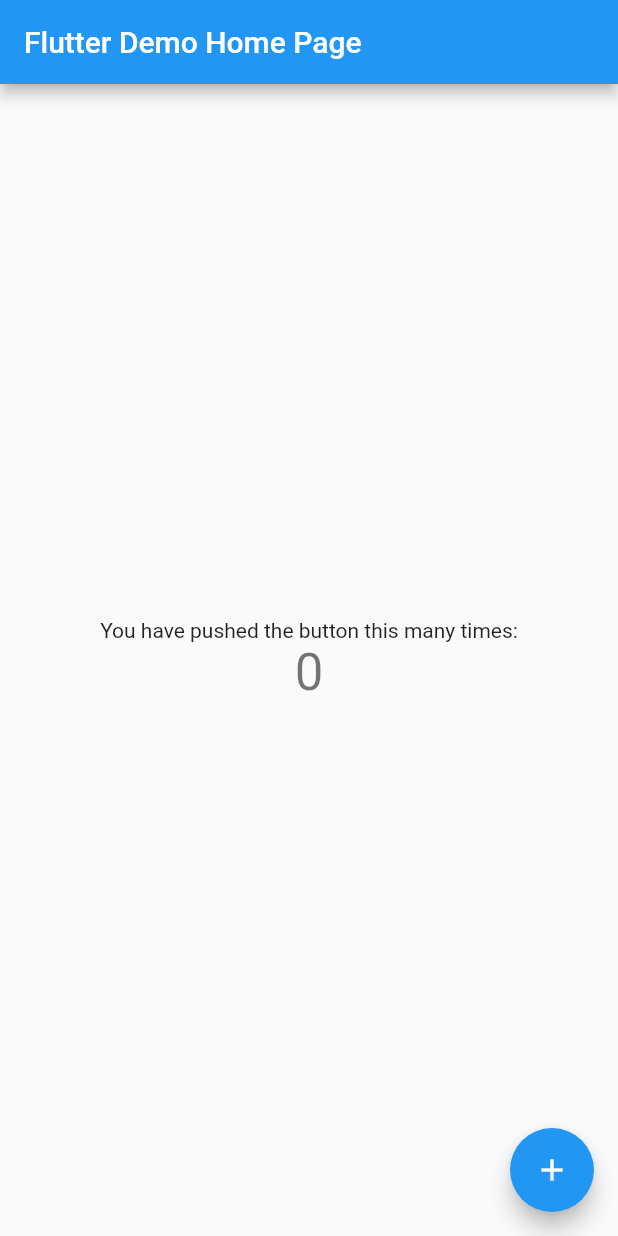
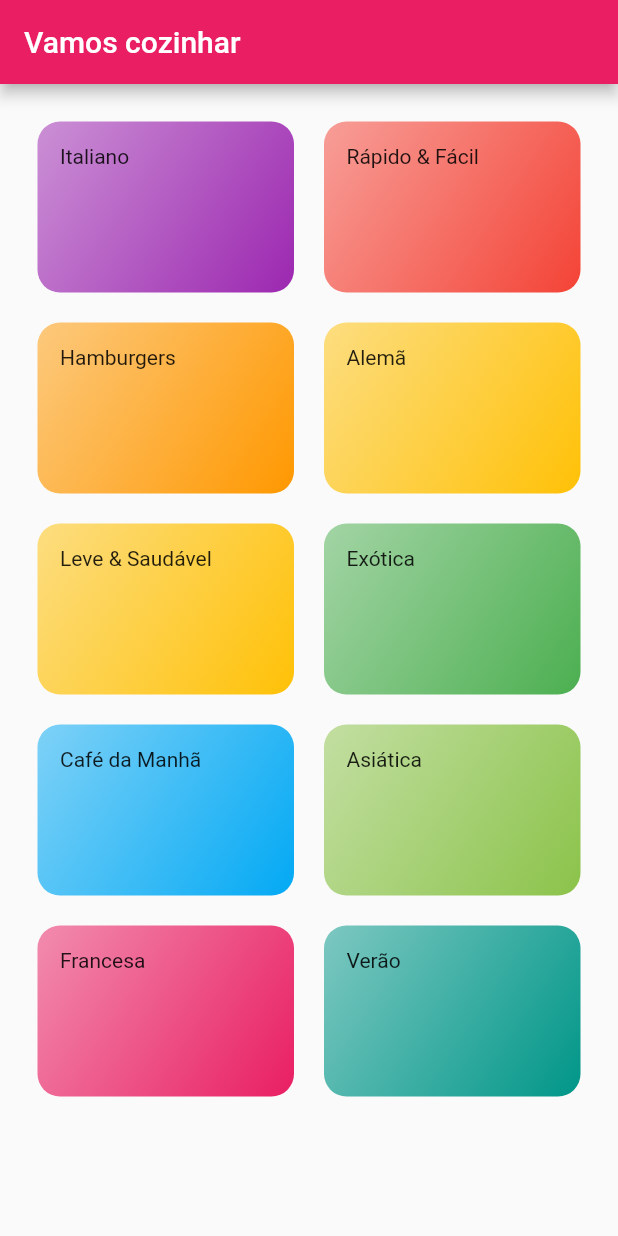
Before and after one commit to mateusbrandaot/navegacao_multiplastelas_flutter, a Flutter app: the screen it shows after launch, on a phone screen of 412 x 824 dp. Run offline on Flutter 3.47's test engine with Material 2 defaults, Android fonts, the phone set to English and light mode, and no system bars.

Commit message:
implementação da tela categoria

```diff
--- /dev/null
+++ b/navegacao_multiplastelas/lib/components/category_item.dart
@@ -0,0 +1,34 @@
+import 'package:flutter/material.dart';
+import '../models/category.dart';
+import '../screens/categories_meals_screen.dart';
+class CategoryItem extends StatelessWidget {
+  final Category1 category;
+  CategoryItem(this.category);
+  void _selectCategory(BuildContext context){
+    Navigator.of(context).pushNamed(
+        '/categories-meals',
+         arguments: category
+    );
+  }
+  Widget build(BuildContext context) {
+    return InkWell(
+      borderRadius: BorderRadius.circular(15),
+      onTap: ()=>_selectCategory(context),
+      child: Container(
+        padding: EdgeInsets.all(15),
+        child: Text(category.title),
+        decoration: BoxDecoration(
+          borderRadius: BorderRadius.circular(15),
+          gradient: LinearGradient(colors:
+          [
+            category.color.withOpacity(0.5),
+            category.color,
+          ],
+           begin:Alignment.topLeft,
+           end: Alignment.bottomRight,
+          )
+        ),
+      ),
+    );
+  }
+}
--- /dev/null
+++ b/navegacao_multiplastelas/lib/data/dummy_data.dart
@@ -0,0 +1,59 @@
+import 'package:flutter/material.dart';
+import '../models/category.dart';
+
+import 'package:flutter/material.dart';
+
+import '../models/category.dart';
+
+const DUMMY_CATEGORIES = const [
+  Category1(
+    id: 'c1',
+    title: 'Italiano',
+    color: Colors.purple,
+  ),
+  Category1(
+    id: 'c2',
+    title: 'Rápido & Fácil',
+    color: Colors.red,
+  ),
+  Category1(
+    id: 'c3',
+    title: 'Hamburgers',
+    color: Colors.orange,
+  ),
+  Category1(
+    id: 'c4',
+    title: 'Alemã',
+    color: Colors.amber,
+  ),
+  Category1(
+    id: 'c5',
+    title: 'Leve & Saudável',
+    color: Colors.amber,
+  ),
+  Category1(
+    id: 'c6',
+    title: 'Exótica',
+    color: Colors.green,
+  ),
+  Category1(
+    id: 'c7',
+    title: 'Café da Manhã',
+    color: Colors.lightBlue,
+  ),
+  Category1(
+    id: 'c8',
+    title: 'Asiática',
+    color: Colors.lightGreen,
+  ),
+  Category1(
+    id: 'c9',
+    title: 'Francesa',
+    color: Colors.pink,
+  ),
+  Category1(
+    id: 'c10',
+    title: 'Verão',
+    color: Colors.teal,
+  ),
+];
--- a/navegacao_multiplastelas/lib/main.dart
+++ b/navegacao_multiplastelas/lib/main.dart
@@ -1,117 +1,26 @@
 import 'package:flutter/material.dart';
+import 'package:navegacao_multiplastelas/screens/categories_screen.dart';
+import 'screens/categories_meals_screen.dart';
+import 'utils/app_routes.dart';
 
 void main() {
   runApp(MyApp());
 }
-
 class MyApp extends StatelessWidget {
-  // This widget is the root of your application.
   @override
   Widget build(BuildContext context) {
     return MaterialApp(
-      title: 'Flutter Demo',
+
       theme: ThemeData(
-        // This is the theme of your application.
-        //
-        // Try running your application with "flutter run". You'll see the
-        // application has a blue toolbar. Then, without quitting the app, try
-        // changing the primarySwatch below to Colors.green and then invoke
-        // "hot reload" (press "r" in the console where you ran "flutter run",
-        // or simply save your changes to "hot reload" in a Flutter IDE).
-        // Notice that the counter didn't reset back to zero; the application
-        // is not restarted.
-        primarySwatch: Colors.blue,
-        // This makes the visual density adapt to the platform that you run
-        // the app on. For desktop platforms, the controls will be smaller and
-        // closer together (more dense) than on mobile platforms.
-        visualDensity: VisualDensity.adaptivePlatformDensity,
+        primarySwatch: Colors.pink,
+        accentColor: Colors.amber
       ),
-      home: MyHomePage(title: 'Flutter Demo Home Page'),
+      routes:{
+        AppRoutes.HOME:(ctx)=>CategoryScreen() ,
+        AppRoutes.CATEGORIES_MEALS:(ctx)=>CategoriesMealsScreen(),
+
+      },
+
     );
   }
 }
-
-class MyHomePage extends StatefulWidget {
-  MyHomePage({Key key, this.title}) : super(key: key);
-
-  // This widget is the home page of your application. It is stateful, meaning
-  // that it has a State object (defined below) that contains fields that affect
-  // how it looks.
-
-  // This class is the configuration for the state. It holds the values (in this
-  // case the title) provided by the parent (in this case the App widget) and
-  // used by the build method of the State. Fields in a Widget subclass are
-  // always marked "final".
-
-  final String title;
-
-  @override
-  _MyHomePageState createState() => _MyHomePageState();
-}
-
-class _MyHomePageState extends State<MyHomePage> {
-  int _counter = 0;
-
-  void _incrementCounter() {
-    setState(() {
-      // This call to setState tells the Flutter framework that something has
-      // changed in this State, which causes it to rerun the build method below
-      // so that the display can reflect the updated values. If we changed
-      // _counter without calling setState(), then the build method would not be
-      // called again, and so nothing would appear to happen.
-      _counter++;
-    });
-  }
-
-  @override
-  Widget build(BuildContext context) {
-    // This method is rerun every time setState is called, for instance as done
-    // by the _incrementCounter method above.
-    //
-    // The Flutter framework has been optimized to make rerunning build methods
-    // fast, so that you can just rebuild anything that needs updating rather
-    // than having to individually change instances of widgets.
-    return Scaffold(
-      appBar: AppBar(
-        // Here we take the value from the MyHomePage object that was created by
-        // the App.build method, and use it to set our appbar title.
-        title: Text(widget.title),
-      ),
-      body: Center(
-        // Center is a layout widget. It takes a single child and positions it
-        // in the middle of the parent.
-        child: Column(
-          // Column is also a layout widget. It takes a list of children and
-          // arranges them vertically. By default, it sizes itself to fit its
-          // children horizontally, and tries to be as tall as its parent.
-          //
-          // Invoke "debug painting" (press "p" in the console, choose the
-          // "Toggle Debug Paint" action from the Flutter Inspector in Android
-          // Studio, or the "Toggle Debug Paint" command in Visual Studio Code)
-          // to see the wireframe for each widget.
-          //
-          // Column has various properties to control how it sizes itself and
-          // how it positions its children. Here we use mainAxisAlignment to
-          // center the children vertically; the main axis here is the vertical
-          // axis because Columns are vertical (the cross axis would be
-          // horizontal).
-          mainAxisAlignment: MainAxisAlignment.center,
-          children: <Widget>[
-            Text(
-              'You have pushed the button this many times:',
-            ),
-            Text(
-              '$_counter',
-              style: Theme.of(context).textTheme.headline4,
-            ),
-          ],
-        ),
-      ),
-      floatingActionButton: FloatingActionButton(
-        onPressed: _incrementCounter,
-        tooltip: 'Increment',
-        child: Icon(Icons.add),
-      ), // This trailing comma makes auto-formatting nicer for build methods.
-    );
-  }
-}
--- a/navegacao_multiplastelas/lib/models/category.dart
+++ b/navegacao_multiplastelas/lib/models/category.dart
@@ -1,8 +1,8 @@
 import 'package:flutter/material.dart';
-class Category{
-  final int id;
+class Category1{
+  final String id;
   final String title;
   final Color color;
 
-   const Category({this.id, this.title, this.color});
+   const Category1({this.id, this.title, this.color});
 }
--- /dev/null
+++ b/navegacao_multiplastelas/lib/screens/categories_meals_screen.dart
@@ -0,0 +1,21 @@
+import 'package:flutter/material.dart';
+import '../models/category.dart';
+
+class CategoriesMealsScreen extends StatelessWidget {
+
+
+  @override
+  Widget build(BuildContext context) {
+ final category= ModalRoute.of(context).settings.arguments as Category1;
+
+    return Scaffold(
+      appBar: AppBar(
+        title: Text(category.title),
+      ),
+      body: Center(
+        child:Text('Receitas por categoria ${category.id}')
+      ),
+
+    );
+  }
+}
--- /dev/null
+++ b/navegacao_multiplastelas/lib/screens/categories_screen.dart
@@ -0,0 +1,31 @@
+import 'package:flutter/cupertino.dart';
+import 'package:flutter/material.dart';
+import 'package:navegacao_multiplastelas/components/category_item.dart';
+import 'package:navegacao_multiplastelas/data/dummy_data.dart';
+class CategoryScreen extends StatelessWidget {
+  @override
+  Widget build(BuildContext context) {
+    return Scaffold(
+      appBar: AppBar(
+        title: Text("Vamos cozinhar"),
+      ),
+      body:
+      GridView(
+          padding: EdgeInsets.all(25),
+          gridDelegate:
+      SliverGridDelegateWithMaxCrossAxisExtent(
+        maxCrossAxisExtent: 200,
+        childAspectRatio: 3/2,
+        crossAxisSpacing: 20,
+        mainAxisSpacing: 20
+      ),
+        children: DUMMY_CATEGORIES.map((cat){
+        return Container(
+          child: CategoryItem(cat),
+        );}
+        ).toList()
+
+      ),
+    );
+  }
+}
--- /dev/null
+++ b/navegacao_multiplastelas/lib/utils/app_routes.dart
@@ -0,0 +1,4 @@
+class AppRoutes{
+  static const HOME='/';
+  static const CATEGORIES_MEALS=  '/categories-meals';
+}
```
Also changed, not shown: 1 other file.
